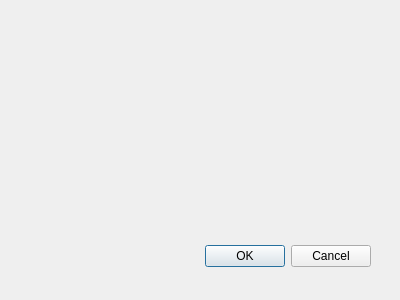
Old version of the form recept/optiondialog.ui in the repository Teaching-projects/SZE-ProgCpp-2018-E-recept.
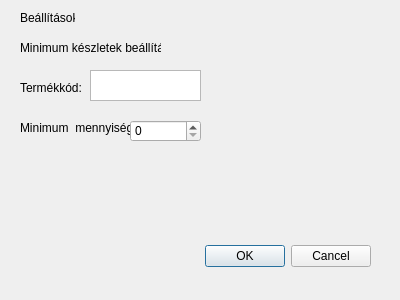
New version of the form.

Patch:
```diff
--- a/recept/optiondialog.ui
+++ b/recept/optiondialog.ui
@@ -31,6 +31,78 @@
     <set>QDialogButtonBox::Cancel|QDialogButtonBox::Ok</set>
    </property>
   </widget>
+  <widget class="QLabel" name="label">
+   <property name="geometry">
+    <rect>
+     <x>20</x>
+     <y>10</y>
+     <width>55</width>
+     <height>16</height>
+    </rect>
+   </property>
+   <property name="text">
+    <string>Beállítások</string>
+   </property>
+  </widget>
+  <widget class="QLabel" name="label_2">
+   <property name="geometry">
+    <rect>
+     <x>20</x>
+     <y>40</y>
+     <width>141</width>
+     <height>16</height>
+    </rect>
+   </property>
+   <property name="text">
+    <string>Minimum készletek beállítása:</string>
+   </property>
+  </widget>
+  <widget class="QTextEdit" name="textEdit">
+   <property name="geometry">
+    <rect>
+     <x>90</x>
+     <y>70</y>
+     <width>111</width>
+     <height>31</height>
+    </rect>
+   </property>
+  </widget>
+  <widget class="QLabel" name="label_3">
+   <property name="geometry">
+    <rect>
+     <x>20</x>
+     <y>80</y>
+     <width>61</width>
+     <height>16</height>
+    </rect>
+   </property>
+   <property name="text">
+    <string>Termékkód:</string>
+   </property>
+  </widget>
+  <widget class="QLabel" name="label_4">
+   <property name="geometry">
+    <rect>
+     <x>20</x>
+     <y>120</y>
+     <width>111</width>
+     <height>16</height>
+    </rect>
+   </property>
+   <property name="text">
+    <string>Minimum  mennyiség:</string>
+   </property>
+  </widget>
+  <widget class="QSpinBox" name="spinBox">
+   <property name="geometry">
+    <rect>
+     <x>130</x>
+     <y>120</y>
+     <width>71</width>
+     <height>22</height>
+    </rect>
+   </property>
+  </widget>
  </widget>
  <pixmapfunction/>
  <resources/>
```
Left out of the diff: 5 changed lines with no effect on the pictures.
